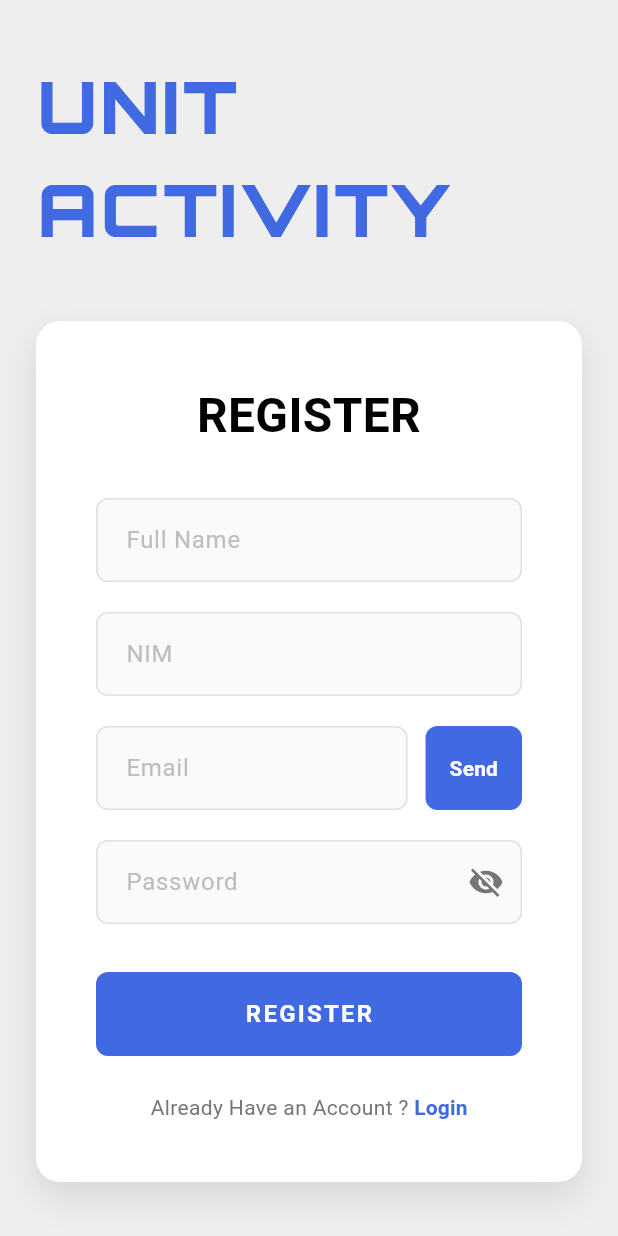
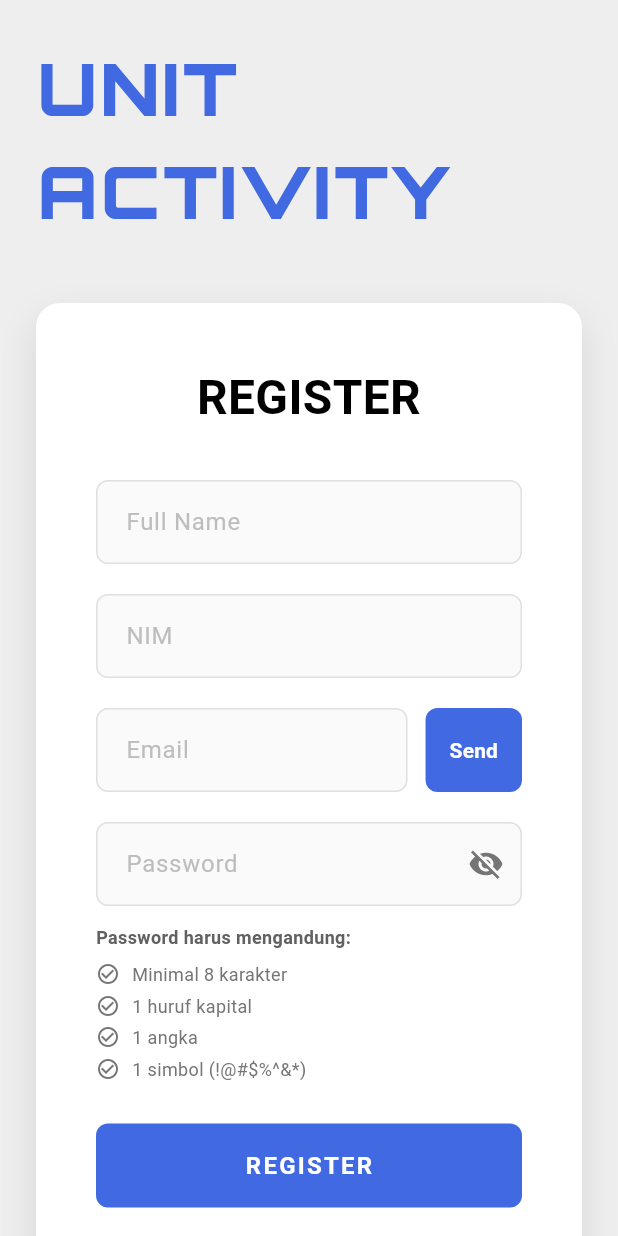
Before and after one commit to UnitActivity/Unit-Activity, a Flutter app: the RegisterPage screen opened by its route, on a phone screen of 412 x 824 dp. Run offline on Flutter 3.47's test engine with Material 3 defaults, Android fonts, the phone set to English and light mode, and no system bars; our stand-ins replace device_preview, flutter_dotenv, google_fonts, supabase_flutter; accounts and stored records are empty.

Commit message:
feat: implement password reset functionality with validation and Supabase integration

```diff
--- a/lib/auth/register.dart
+++ b/lib/auth/register.dart
@@ -38,6 +38,12 @@ class _RegisterPageState extends State<RegisterPage> {
   int _countdown = 0;
   Timer? _countdownTimer;
 
+  // Password validation states
+  bool _hasMinLength = false;
+  bool _hasUppercase = false;
+  bool _hasNumber = false;
+  bool _hasSymbol = false;
+
   @override
   void dispose() {
     _fullnameController.dispose();
@@ -68,6 +74,15 @@ class _RegisterPageState extends State<RegisterPage> {
       } else {
         timer.cancel();
       }
+    });
+  }
+
+  void _validatePassword(String password) {
+    setState(() {
+      _hasMinLength = password.length >= 8;
+      _hasUppercase = RegExp(r'[A-Z]').hasMatch(password);
+      _hasNumber = RegExp(r'[0-9]').hasMatch(password);
+      _hasSymbol = RegExp(r'[!@#\$%^&*]').hasMatch(password);
     });
   }
 
@@ -300,6 +315,29 @@ class _RegisterPageState extends State<RegisterPage> {
 
   void _handleLogin() {
     Navigator.pop(context);
+  }
+
+  Widget _buildRequirement(String text, bool isMet) {
+    return Padding(
+      padding: const EdgeInsets.only(bottom: 4),
+      child: Row(
+        children: [
+          Icon(
+            Icons.check_circle_outline,
+            size: 16,
+            color: isMet ? Colors.green : Colors.grey[600],
+          ),
+          const SizedBox(width: 8),
+          Text(
+            text,
+            style: TextStyle(
+              color: isMet ? Colors.green : Colors.grey[600],
+              fontSize: 12,
+            ),
+          ),
+        ],
+      ),
+    );
   }
 
   Widget _buildVerificationCodeInput(int index) {
@@ -666,6 +704,7 @@ class _RegisterPageState extends State<RegisterPage> {
                           TextFormField(
                             controller: _passwordController,
                             obscureText: _obscurePassword,
+                            onChanged: _validatePassword,
                             decoration: InputDecoration(
                               hintText: 'Password',
                               hintStyle: TextStyle(color: Colors.grey[400]),
@@ -709,7 +748,26 @@ class _RegisterPageState extends State<RegisterPage> {
                               ),
                             ),
                           ),
-                          const SizedBox(height: 32),
+                          const SizedBox(height: 12),
+
+                          // Password Requirements
+                          Text(
+                            'Password harus mengandung:',
+                            style: TextStyle(
+                              color: Colors.grey[700],
+                              fontSize: 12,
+                              fontWeight: FontWeight.w600,
+                            ),
+                          ),
+                          const SizedBox(height: 8),
+                          _buildRequirement(
+                            'Minimal 8 karakter',
+                            _hasMinLength,
+                          ),
+                          _buildRequirement('1 huruf kapital', _hasUppercase),
+                          _buildRequirement('1 angka', _hasNumber),
+                          _buildRequirement('1 simbol (!@#\$%^&*)', _hasSymbol),
+                          const SizedBox(height: 24),
 
                           // Register Button
                           SizedBox(
--- a/lib/auth/reset_password_page.dart
+++ b/lib/auth/reset_password_page.dart
@@ -22,11 +22,26 @@ class _ResetPasswordPageState extends State<ResetPasswordPage> {
   bool _obscureConfirmPassword = true;
   bool _isLoading = false;
 
+  // Password validation states
+  bool _hasMinLength = false;
+  bool _hasUppercase = false;
+  bool _hasNumber = false;
+  bool _hasSymbol = false;
+
   @override
   void dispose() {
     _passwordController.dispose();
     _confirmPasswordController.dispose();
     super.dispose();
+  }
+
+  void _validatePassword(String password) {
+    setState(() {
+      _hasMinLength = password.length >= 8;
+      _hasUppercase = RegExp(r'[A-Z]').hasMatch(password);
+      _hasNumber = RegExp(r'[0-9]').hasMatch(password);
+      _hasSymbol = RegExp(r'[!@#\$%^&*]').hasMatch(password);
+    });
   }
 
   Future<void> _handleResetPassword() async {
@@ -214,6 +229,7 @@ class _ResetPasswordPageState extends State<ResetPasswordPage> {
                               controller: _passwordController,
                               obscureText: _obscurePassword,
                               enabled: !_isLoading,
+                              onChanged: _validatePassword,
                               decoration: InputDecoration(
                                 hintText: 'Password Baru',
                                 hintStyle: TextStyle(color: Colors.grey[400]),
@@ -328,10 +344,16 @@ class _ResetPasswordPageState extends State<ResetPasswordPage> {
                               ),
                             ),
                             const SizedBox(height: 8),
-                            _buildRequirement('Minimal 8 karakter'),
-                            _buildRequirement('1 huruf kapital'),
-                            _buildRequirement('1 angka'),
-                            _buildRequirement('1 simbol (!@#\$%^&*)'),
+                            _buildRequirement(
+                              'Minimal 8 karakter',
+                              _hasMinLength,
+                            ),
+                            _buildRequirement('1 huruf kapital', _hasUppercase),
+                            _buildRequirement('1 angka', _hasNumber),
+                            _buildRequirement(
+                              '1 simbol (!@#\$%^&*)',
+                              _hasSymbol,
+                            ),
                             const SizedBox(height: 24),
 
                             // Reset Password Button
@@ -383,14 +405,24 @@ class _ResetPasswordPageState extends State<ResetPasswordPage> {
     );
   }
 
-  Widget _buildRequirement(String text) {
+  Widget _buildRequirement(String text, bool isMet) {
     return Padding(
       padding: const EdgeInsets.only(bottom: 4),
       child: Row(
         children: [
-          Icon(Icons.check_circle_outline, size: 16, color: Colors.grey[600]),
+          Icon(
+            Icons.check_circle_outline,
+            size: 16,
+            color: isMet ? Colors.green : Colors.grey[600],
+          ),
           const SizedBox(width: 8),
-          Text(text, style: TextStyle(color: Colors.grey[600], fontSize: 12)),
+          Text(
+            text,
+            style: TextStyle(
+              color: isMet ? Colors.green : Colors.grey[600],
+              fontSize: 12,
+            ),
+          ),
         ],
       ),
     );
```
Also changed, not shown: lib/services/password_reset_service.dart (+39 -14 lines), 3 other files.
